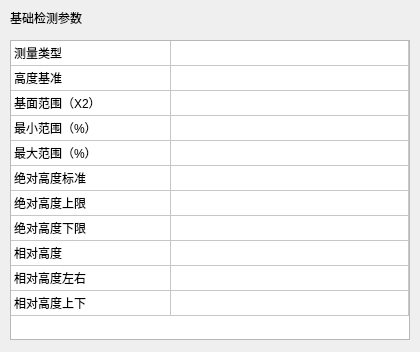
Above: VisionDetect/HeightDetectWidget.ui from chuandongxu/AOI before the change. Below: the same form after it.
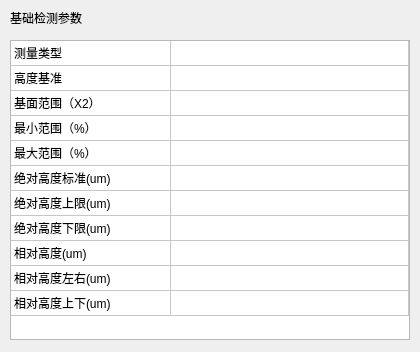
That is the form after the change.

Commit message:
Auto inspection support 3D solder and 3D height global base.
Auto inspection support 3D solder and 3D height global base.

```diff
--- a/VisionDetect/HeightDetectWidget.ui
+++ b/VisionDetect/HeightDetectWidget.ui
@@ -145,32 +145,32 @@
    </item>
    <item row="5" column="0">
     <property name="text">
-     <string>绝对高度标准</string>
+     <string>绝对高度标准(um)</string>
     </property>
    </item>
    <item row="6" column="0">
     <property name="text">
-     <string>绝对高度上限</string>
+     <string>绝对高度上限(um)</string>
     </property>
    </item>
    <item row="7" column="0">
     <property name="text">
-     <string>绝对高度下限</string>
+     <string>绝对高度下限(um)</string>
     </property>
    </item>
    <item row="8" column="0">
     <property name="text">
-     <string>相对高度</string>
+     <string>相对高度(um)</string>
     </property>
    </item>
    <item row="9" column="0">
     <property name="text">
-     <string>相对高度左右</string>
+     <string>相对高度左右(um)</string>
     </property>
    </item>
    <item row="10" column="0">
     <property name="text">
-     <string>相对高度上下</string>
+     <string>相对高度上下(um)</string>
     </property>
    </item>
   </widget>
```
The commit also changes 191 other files.
